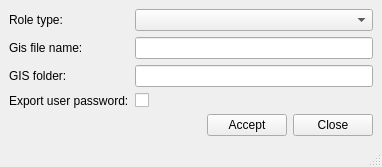
Above: ui/readsql_create_gis_project.ui from Giswater/giswater_qgis_plugin before the change. Below: the same form after it.
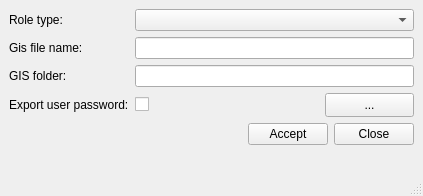
That is the form after the change.

Commit message: #644 Use new dialog to set GIS project properties

Patch:
```diff
--- a/ui/readsql_create_gis_project.ui
+++ b/ui/readsql_create_gis_project.ui
@@ -6,8 +6,8 @@
    <rect>
     <x>0</x>
     <y>0</y>
-    <width>382</width>
-    <height>166</height>
+    <width>423</width>
+    <height>196</height>
    </rect>
   </property>
   <property name="windowTitle">
@@ -28,9 +28,6 @@
       </property>
      </widget>
     </item>
-    <item row="2" column="1" colspan="3">
-     <widget class="QLineEdit" name="txt_gis_folder"/>
-    </item>
     <item row="3" column="1" colspan="2">
      <widget class="QCheckBox" name="chk_export_passwd">
       <property name="text">
@@ -134,6 +131,22 @@
       </property>
      </spacer>
     </item>
+    <item row="3" column="3">
+     <widget class="QPushButton" name="btn_gis_folder">
+      <property name="minimumSize">
+       <size>
+        <width>20</width>
+        <height>24</height>
+       </size>
+      </property>
+      <property name="text">
+       <string>...</string>
+      </property>
+     </widget>
+    </item>
+    <item row="2" column="1" colspan="3">
+     <widget class="QLineEdit" name="txt_gis_folder"/>
+    </item>
    </layout>
   </widget>
   <widget class="QStatusBar" name="statusbar"/>
```
The commit also changes 3 other files.
